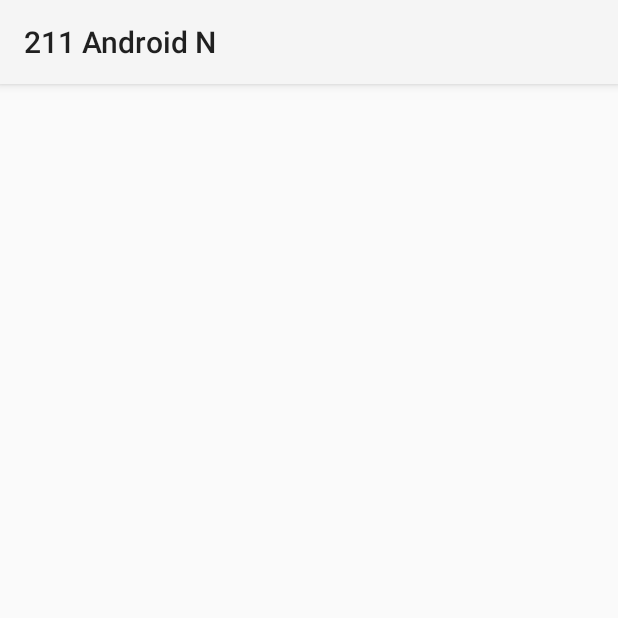
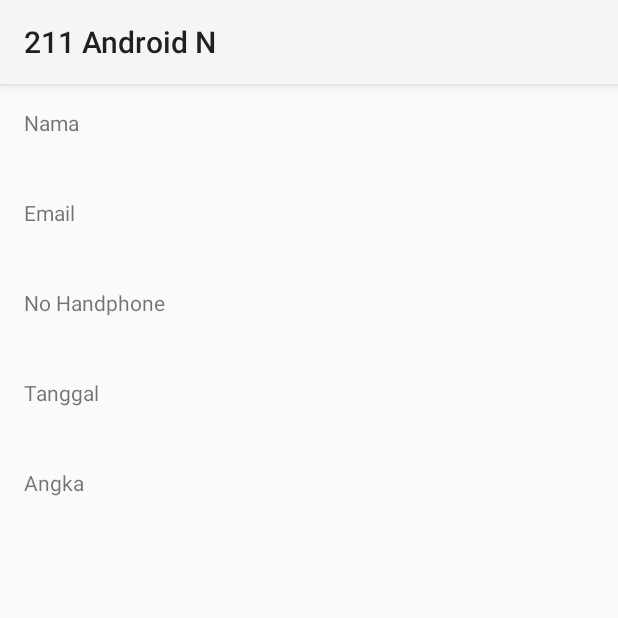
Before and after one commit to aditdwiprakosa/Android5_211_N, an Android app: the ResultActivity screen opened directly, with no data from a screen before it, on a phone screen of 412 x 824 dp, the top half of it. Run offline under Robolectric (Android 15) with nearby library versions, the phone set to English and light mode, and no system bars.

Commit message:
Menggunakan Intent untuk mengambil extra

```diff
--- a/app/src/main/java/com/example/a211androidn/ResultActivity.kt
+++ b/app/src/main/java/com/example/a211androidn/ResultActivity.kt
@@ -2,10 +2,24 @@ package com.example.a211androidn
 
 import androidx.appcompat.app.AppCompatActivity
 import android.os.Bundle
+import android.widget.EditText
+import android.widget.TextView
 
 class ResultActivity : AppCompatActivity() {
     override fun onCreate(savedInstanceState: Bundle?) {
         super.onCreate(savedInstanceState)
         setContentView(R.layout.activity_result)
+
+        val namaTextView = findViewById<TextView>(R.id.namaTextView)
+        val phoneTextView = findViewById<TextView>(R.id.phoneTextView)
+        val emailTextView = findViewById<TextView>(R.id.emailTextView)
+        val tanggalTextView = findViewById<TextView>(R.id.tanggalTextView)
+        val numberTextView = findViewById<TextView>(R.id.numberTextView)
+
+        namaTextView.setText(intent.getStringExtra("nama_extra"))
+        phoneTextView.setText(intent.getStringExtra("phone_extra"))
+        emailTextView.setText(intent.getStringExtra("email_extra"))
+        tanggalTextView.setText(intent.getStringExtra("tanggal_extra"))
+        numberTextView.setText(intent.getStringExtra("number_extra"))
     }
 }
--- a/app/src/main/res/layout/activity_result.xml
+++ b/app/src/main/res/layout/activity_result.xml
@@ -1,9 +1,95 @@
 <?xml version="1.0" encoding="utf-8"?>
-<androidx.constraintlayout.widget.ConstraintLayout xmlns:android="http://schemas.android.com/apk/res/android"
+<LinearLayout xmlns:android="http://schemas.android.com/apk/res/android"
     xmlns:app="http://schemas.android.com/apk/res-auto"
     xmlns:tools="http://schemas.android.com/tools"
     android:layout_width="match_parent"
     android:layout_height="match_parent"
+    android:padding="16dp"
+    android:orientation="vertical"
     tools:context=".ResultActivity">
 
-</androidx.constraintlayout.widget.ConstraintLayout>
+    <TextView
+        android:layout_width="wrap_content"
+        android:layout_height="wrap_content"
+        android:text="Nama"
+        />
+
+    <TextView
+        android:id="@+id/namaTextView"
+        android:layout_width="wrap_content"
+        android:layout_height="wrap_content"
+        android:textSize="24sp"
+        android:textStyle="bold"
+        android:text="Nama"
+        android:layout_marginBottom="8dp"
+        />
+
+    <TextView
+        android:layout_width="wrap_content"
+        android:layout_height="wrap_content"
+        android:text="Email"
+        />
+
+    <TextView
+        android:id="@+id/emailTextView"
+        android:layout_width="wrap_content"
+        android:layout_height="wrap_content"
+        android:textSize="24sp"
+        android:textStyle="bold"
+        android:text="Email"
+        android:layout_marginBottom="8dp"
+        />
+
+    <TextView
+        android:layout_width="wrap_content"
+        android:layout_height="wrap_content"
+        android:text="No Handphone"
+        />
+
+    <TextView
+        android:id="@+id/phoneTextView"
+        android:layout_width="wrap_content"
+        android:layout_height="wrap_content"
+        android:textSize="24sp"
+        android:textStyle="bold"
+        android:text="No Handphone"
+        android:layout_marginBottom="8dp"
+        />
+
+    <TextView
+        android:layout_width="wrap_content"
+        android:layout_height="wrap_content"
+        android:text="Tanggal"
+        />
+
+    <TextView
+        android:id="@+id/tanggalTextView"
+        android:layout_width="wrap_content"
+        android:layout_height="wrap_content"
+        android:textSize="24sp"
+        android:textStyle="bold"
+        android:text="Tanggal"
+        android:layout_marginBottom="8dp"
+        />
+
+    <TextView
+        android:layout_width="wrap_content"
+        android:layout_height="wrap_content"
+        android:text="Angka"
+        />
+
+    <TextView
+        android:id="@+id/numberTextView"
+        android:layout_width="wrap_content"
+        android:layout_height="wrap_content"
+        android:textSize="24sp"
+        android:textStyle="bold"
+        android:text="Angka"
+        android:layout_marginBottom="8dp"
+        />
+
+
+
+
+
+</LinearLayout>
```
